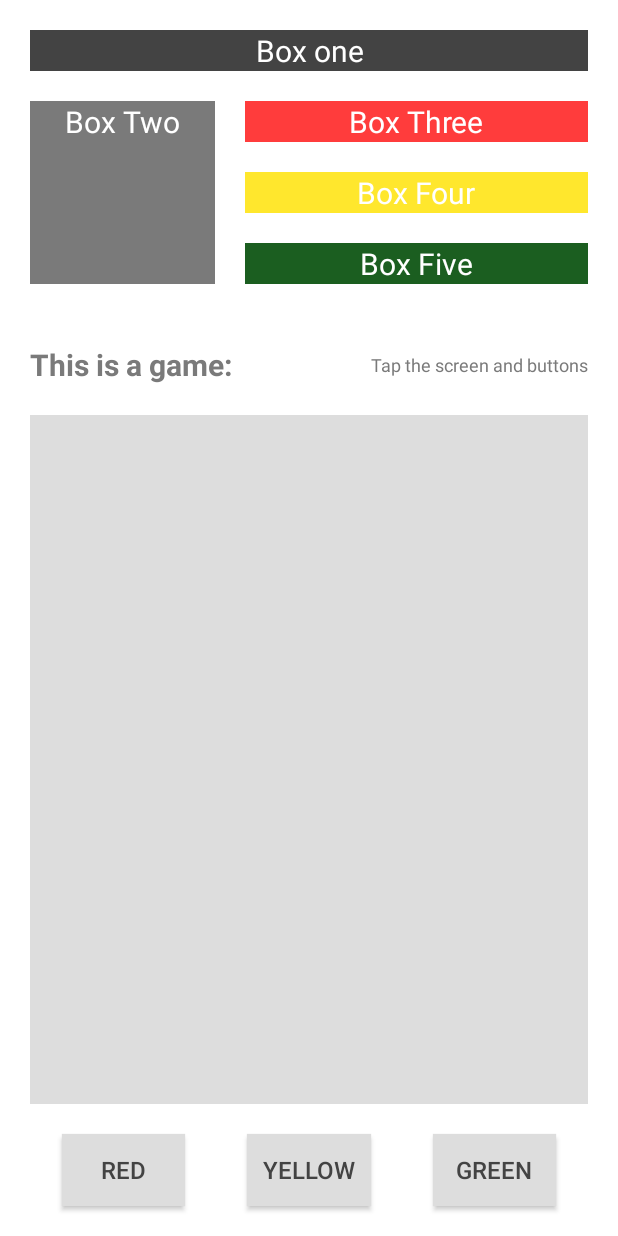
After one commit to Typhlosion-afk/BasicAndroid_ls_1, an Android app: the layout activity_ex3.xml on its own in the app's theme, with its tools: preview values and no code run, on a phone screen of 412 x 824 dp. The commit adds this screen. Run offline under Robolectric (Android 15) with nearby library versions, the phone set to English and light mode, and no system bars.

Commit message:
submit 29/3/2022, ex 3

```diff
--- a/app/src/main/java/com/dore/dodh2_ls_1/DataActivity.java
+++ b/app/src/main/java/com/dore/dodh2_ls_1/ex1/DataActivity.java
@@ -1,4 +1,4 @@
-package com.dore.dodh2_ls_1;
+package com.dore.dodh2_ls_1.ex1;
 
 import androidx.annotation.NonNull;
 import androidx.appcompat.app.AppCompatActivity;
@@ -7,9 +7,9 @@ import android.content.Intent;
 import android.os.Bundle;
 import android.util.Log;
 import android.widget.Button;
-import android.widget.CheckBox;
 import android.widget.TextView;
-import android.widget.Toast;
+
+import com.dore.dodh2_ls_1.R;
 
 public class DataActivity extends AppCompatActivity {
 
--- a/app/src/main/java/com/dore/dodh2_ls_1/MainActivity.java
+++ b/app/src/main/java/com/dore/dodh2_ls_1/ex1/MainActivity.java
@@ -1,4 +1,4 @@
-package com.dore.dodh2_ls_1;
+package com.dore.dodh2_ls_1.ex1;
 
 import androidx.activity.result.ActivityResultLauncher;
 import androidx.activity.result.contract.ActivityResultContracts;
@@ -20,6 +20,8 @@ import android.widget.Button;
 import android.widget.CheckBox;
 import android.widget.TextView;
 import android.widget.Toast;
+
+import com.dore.dodh2_ls_1.R;
 
 import java.util.Locale;
 
@@ -50,7 +52,7 @@ public class MainActivity extends AppCompatActivity {
     @Override
     protected void onCreate(Bundle savedInstanceState) {
 
-        AppCompatDelegate.setDefaultNightMode(AppCompatDelegate.MODE_NIGHT_NO);
+        AppCompatDelegate.setDefaultNightMode(AppCompatDelegate.MODE_NIGHT_YES);
 
         setAppTheme();
         setLocale(getLocaleCode());
@@ -164,6 +166,7 @@ public class MainActivity extends AppCompatActivity {
         strSettingTheme = shared.getString(getString(R.string.theme_pre_key), "purple");
 
         return strSettingTheme;
+
     }
 
     @SuppressLint("ApplySharedPref")
--- a/app/src/main/java/com/dore/dodh2_ls_1/MyApplication.java
+++ b/app/src/main/java/com/dore/dodh2_ls_1/ex1/MyApplication.java
@@ -1,4 +1,4 @@
-package com.dore.dodh2_ls_1;
+package com.dore.dodh2_ls_1.ex1;
 
 import android.app.Application;
 
--- /dev/null
+++ b/app/src/main/java/com/dore/dodh2_ls_1/ex3_ui_view/Ex3Activity.java
@@ -0,0 +1,16 @@
+package com.dore.dodh2_ls_1.ex3_ui_view;
+
+import androidx.appcompat.app.AppCompatActivity;
+
+import android.os.Bundle;
+
+import com.dore.dodh2_ls_1.R;
+
+public class Ex3Activity extends AppCompatActivity {
+
+    @Override
+    protected void onCreate(Bundle savedInstanceState) {
+        super.onCreate(savedInstanceState);
+        setContentView(R.layout.activity_ex3);
+    }
+}
--- /dev/null
+++ b/app/src/main/res/layout/activity_ex3.xml
@@ -0,0 +1,184 @@
+<?xml version="1.0" encoding="utf-8"?>
+<androidx.constraintlayout.widget.ConstraintLayout xmlns:android="http://schemas.android.com/apk/res/android"
+    xmlns:app="http://schemas.android.com/apk/res-auto"
+    xmlns:tools="http://schemas.android.com/tools"
+    android:layout_width="match_parent"
+    android:layout_height="match_parent"
+    android:background="@color/white"
+    tools:context=".ex3_ui_view.Ex3Activity">
+
+    <TextView
+        android:id="@+id/button2"
+        android:layout_width="match_parent"
+        android:layout_height="wrap_content"
+        android:layout_margin="20dp"
+        android:background="@color/black_500"
+        android:gravity="center"
+        android:text="@string/box_one"
+        android:textAllCaps="false"
+        android:textColor="@color/white"
+        android:textSize="@dimen/normal_text_size"
+        app:layout_constraintEnd_toEndOf="parent"
+        app:layout_constraintStart_toStartOf="parent"
+        app:layout_constraintTop_toTopOf="parent" />
+
+
+    <androidx.constraintlayout.widget.ConstraintLayout
+        android:id="@+id/constraintLayout"
+        android:layout_width="match_parent"
+        android:layout_height="wrap_content"
+        android:paddingVertical="20dp"
+        app:layout_constraintEnd_toEndOf="parent"
+        app:layout_constraintStart_toStartOf="parent"
+        app:layout_constraintTop_toBottomOf="@+id/button2">
+
+        <TextView
+            android:id="@+id/button6"
+            android:layout_width="0dp"
+            android:layout_height="0dp"
+            android:layout_margin="20dp"
+            android:background="@color/black_500"
+            android:backgroundTint="@color/black_200"
+            android:gravity="center_horizontal"
+            android:text="@string/box_two"
+            android:textAllCaps="false"
+            android:textColor="@color/white"
+            android:textSize="@dimen/normal_text_size"
+            app:layout_constraintBottom_toBottomOf="parent"
+            app:layout_constraintHeight_percent="1"
+            app:layout_constraintStart_toStartOf="parent"
+            app:layout_constraintTop_toTopOf="parent"
+            app:layout_constraintWidth_percent="0.3" />
+
+        <TextView
+            android:id="@+id/button3"
+            android:layout_width="0dp"
+            android:layout_height="wrap_content"
+            android:layout_marginHorizontal="20dp"
+            android:background="@color/black_500"
+            android:backgroundTint="@color/red"
+            android:gravity="center"
+            android:text="@string/box_three"
+            android:textAllCaps="false"
+            android:textColor="@color/white"
+            android:textSize="@dimen/normal_text_size"
+            app:layout_constraintEnd_toEndOf="parent"
+            app:layout_constraintStart_toEndOf="@+id/button6"
+            app:layout_constraintTop_toTopOf="parent" />
+
+
+        <TextView
+            android:id="@+id/button4"
+            android:layout_width="0dp"
+            android:layout_height="wrap_content"
+            android:layout_marginHorizontal="20dp"
+            android:layout_marginTop="20dp"
+            android:background="@color/black_500"
+            android:backgroundTint="@color/yellow"
+            android:gravity="center"
+            android:text="@string/box_four"
+            android:textAllCaps="false"
+            android:textColor="@color/white"
+            android:textSize="@dimen/normal_text_size"
+            app:layout_constraintEnd_toEndOf="parent"
+            app:layout_constraintStart_toEndOf="@+id/button6"
+            app:layout_constraintTop_toBottomOf="@+id/button3" />
+
+
+        <TextView
+            android:id="@+id/button5"
+            android:layout_width="0dp"
+            android:layout_height="wrap_content"
+            android:layout_marginHorizontal="20dp"
+            android:layout_marginTop="20dp"
+            android:background="@color/black_500"
+            android:backgroundTint="@color/green"
+            android:gravity="center"
+            android:text="@string/box_five"
+            android:textAllCaps="false"
+            android:textColor="@color/white"
+            android:textSize="@dimen/normal_text_size"
+            app:layout_constraintEnd_toEndOf="parent"
+            app:layout_constraintStart_toEndOf="@+id/button6"
+            app:layout_constraintTop_toBottomOf="@+id/button4" />
+    </androidx.constraintlayout.widget.ConstraintLayout>
+
+
+    <TextView
+        android:id="@+id/textView"
+        android:layout_width="wrap_content"
+        android:layout_height="wrap_content"
+        android:layout_marginTop="20dp"
+        android:text="@string/this_is_a_game"
+        android:textColor="@color/black_200"
+        android:textSize="20sp"
+        android:layout_marginHorizontal="20dp"
+        android:textStyle="bold"
+        app:layout_constraintStart_toStartOf="parent"
+        app:layout_constraintTop_toBottomOf="@+id/constraintLayout" />
+
+    <TextView
+        android:layout_width="wrap_content"
+        android:layout_height="wrap_content"
+        android:layout_marginHorizontal="20dp"
+        android:text="@string/tap_the_screen_and_buttons"
+        android:textColor="@color/black_200"
+        android:textSize="12sp"
+        android:textStyle="normal"
+        app:layout_constraintBottom_toBottomOf="@+id/textView"
+        app:layout_constraintEnd_toEndOf="parent"
+        app:layout_constraintTop_toTopOf="@+id/textView" />
+
+    <androidx.appcompat.widget.AppCompatButton
+        android:id="@+id/button7"
+        android:layout_width="0dp"
+        android:layout_height="wrap_content"
+        android:layout_margin="20dp"
+        android:background="@color/black_100"
+        android:gravity="center"
+        android:text="@string/red"
+        android:textColor="@color/black_500"
+        android:textSize="@dimen/button_text_size"
+        app:layout_constraintBottom_toBottomOf="parent"
+        app:layout_constraintEnd_toStartOf="@+id/button8"
+        app:layout_constraintStart_toStartOf="parent"
+        app:layout_constraintWidth_percent="0.2" />
+
+    <androidx.appcompat.widget.AppCompatButton
+        android:id="@+id/button8"
+        android:layout_width="0dp"
+        android:layout_height="wrap_content"
+        android:layout_margin="20dp"
+        android:background="@color/black_100"
+        android:gravity="center"
+        android:text="@string/yellow"
+        android:textColor="@color/black_500"
+        android:textSize="@dimen/button_text_size"
+        app:layout_constraintBottom_toBottomOf="parent"
+        app:layout_constraintEnd_toEndOf="parent"
+        app:layout_constraintStart_toStartOf="parent"
+        app:layout_constraintWidth_percent="0.2" />
+
+    <androidx.appcompat.widget.AppCompatButton
+        android:layout_width="0dp"
+        android:layout_height="wrap_content"
+        android:layout_margin="20dp"
+        android:background="@color/black_100"
+        android:gravity="center"
+        android:text="@string/green"
+        android:textColor="@color/black_500"
+        android:textSize="@dimen/button_text_size"
+        app:layout_constraintBottom_toBottomOf="parent"
+        app:layout_constraintEnd_toEndOf="parent"
+        app:layout_constraintStart_toEndOf="@+id/button8"
+        app:layout_constraintWidth_percent="0.2" />
+
+    <View
+        android:layout_width="match_parent"
+        android:layout_height="0dp"
+        android:layout_margin="20dp"
+        android:background="@color/black_100"
+        app:layout_constraintBottom_toTopOf="@+id/button8"
+        app:layout_constraintTop_toBottomOf="@+id/textView" />
+
+</androidx.constraintlayout.widget.ConstraintLayout>
--- a/app/src/main/res/layout/activity_main.xml
+++ b/app/src/main/res/layout/activity_main.xml
@@ -5,7 +5,7 @@
     android:layout_width="match_parent"
     android:layout_height="match_parent"
     android:orientation="vertical"
-    tools:context=".MainActivity">
+    tools:context=".ex1.MainActivity">
 
     <LinearLayout
         android:layout_width="match_parent"
--- a/app/src/main/res/layout/activity_send_data.xml
+++ b/app/src/main/res/layout/activity_send_data.xml
@@ -4,7 +4,7 @@
     xmlns:tools="http://schemas.android.com/tools"
     android:layout_width="match_parent"
     android:layout_height="match_parent"
-    tools:context=".DataActivity">
+    tools:context=".ex1.DataActivity">
 
     <TextView
         android:id="@+id/txt_num"
@@ -23,7 +23,7 @@
         android:id="@+id/btn_count"
         android:layout_width="wrap_content"
         android:layout_height="wrap_content"
-        android:layout_margin="20dp"
+        android:layout_margin="@dimen/margin"
         android:background="@color/blue"
         android:text="@string/count"
         android:textColor="@color/white"
--- a/app/src/main/res/values-night/themes.xml
+++ b/app/src/main/res/values-night/themes.xml
@@ -14,6 +14,5 @@
         <!-- Status bar color. -->
         <item name="android:statusBarColor" tools:targetApi="l">@color/black</item>
         <!-- Customize your theme here. -->
-
     </style>
 </resources>
--- /dev/null
+++ b/app/src/main/res/values-notlong/demes.xml
@@ -0,0 +1,4 @@
+<?xml version="1.0" encoding="utf-8"?>
+<resources>
+    <dimen name="margin">18dp</dimen>
+</resources>
--- a/app/src/main/res/values/colors.xml
+++ b/app/src/main/res/values/colors.xml
@@ -8,6 +8,12 @@
     <color name="black">#FF000000</color>
     <color name="white">#FFFFFFFF</color>
 
+    <color name="red">#FF3C3C</color>
+
+
+    <color name="black_500">#434343</color>
+
+
     <color name="green">#1B5E20</color>
     <color name="green_dark">#003300</color>
     <color name="green_light">#A5D6A7</color>
@@ -16,4 +22,6 @@
     <color name="blue_light">#81D4FA</color>
 
     <color name="yellow">#FFE72D</color>
+    <color name="black_200">#7A7A7A</color>
+    <color name="black_100">#DDDDDD</color>
 </resources>
--- /dev/null
+++ b/app/src/main/res/values/dimens.xml
@@ -0,0 +1,7 @@
+<?xml version="1.0" encoding="utf-8"?>
+<resources>
+    <dimen name="margin">20dp</dimen>
+    <dimen name="normal_text_size">20sp</dimen>
+    <dimen name="button_text_size">16sp</dimen>
+
+</resources>
--- a/app/src/main/res/values/strings.xml
+++ b/app/src/main/res/values/strings.xml
@@ -11,5 +11,15 @@
     <string name="pre_key" tools:ignore="MissingTranslation">shared_key</string>
     <string name="language_pre_key" tools:ignore="MissingTranslation">language_pre_key</string>
     <string name="change_theme">Change theme</string>
-    <string name="theme_pre_key">theme_pre_key</string>
+    <string name="theme_pre_key" translatable="false">theme_pre_key</string>
+    <string name="box_one" translatable="false">Box one</string>
+    <string name="box_three" translatable="false">Box Three</string>
+    <string name="box_four" translatable="false">Box Four</string>
+    <string name="box_five" translatable="false">Box Five</string>
+    <string name="box_two" translatable="false">Box Two</string>
+    <string name="this_is_a_game" translatable="false">This is a game:</string>
+    <string name="tap_the_screen_and_buttons" translatable="false">Tap the screen and buttons</string>
+    <string name="red" translatable="false">RED</string>
+    <string name="yellow" translatable="false">YELLOW</string>
+    <string name="green" translatable="false">GREEN</string>
 </resources>
--- a/app/src/main/res/values/themes.xml
+++ b/app/src/main/res/values/themes.xml
@@ -17,8 +17,6 @@
         <item name="textBackground">@color/green</item>
         <item name="colorButtonNormal">@color/purple_500</item>
         <item name="android:gravity">center</item>
-
-
     </style>
 
     <style name="ThemeGreen" parent="Theme.MaterialComponents.Light.DarkActionBar">
```
Also changed, not shown: app/src/main/AndroidManifest.xml (+10 -6 lines).
